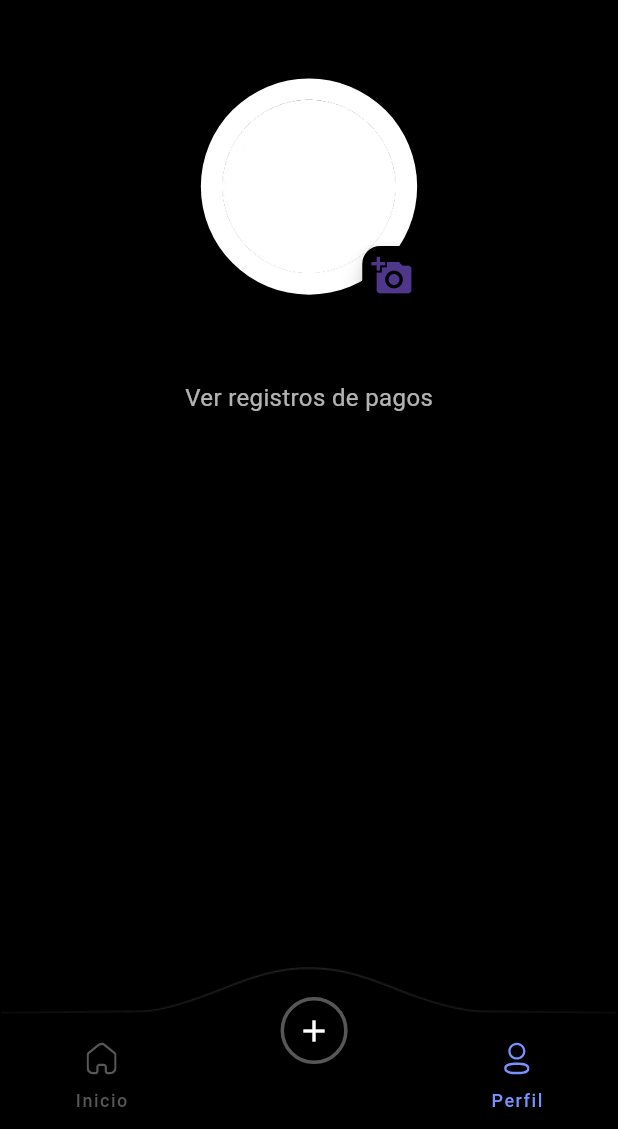
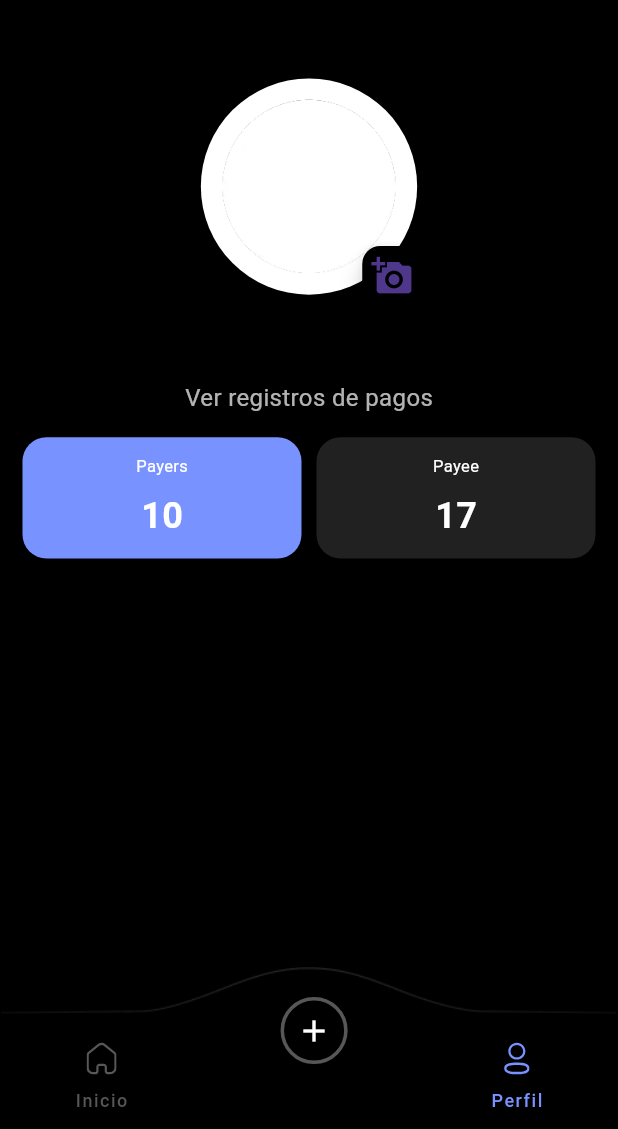
Before and after one commit to carlosguealv/confio, a Flutter app: the ProfileScreen screen opened by its route, on a phone screen of 412 x 824 dp, the part 107-1236 px from its top. Run offline on Flutter 3.47's test engine with Material 3 defaults, Android fonts, the phone set to English and light mode, and no system bars; our stand-ins replace bloc, cloud_firestore, file_picker, firebase_auth, firebase_core, firebase_messaging and 8 more; missing offline and left inert: dart:ffi; accounts and stored records are empty; Roboto replaces fonts that are missing (InterMedium).

Commit message:
add payee and payer buttons

```diff
--- a/app/confio/lib/screens/profile_screen/profile_screen.dart
+++ b/app/confio/lib/screens/profile_screen/profile_screen.dart
@@ -3,8 +3,61 @@ import 'package:google_fonts/google_fonts.dart';
 import 'package:image_picker/image_picker.dart';
 import 'dart:io';
 import 'package:confio/services/authentication_service.dart';
+import '../home_screen/navbar.dart';
+const themeColor = Color(0xff7893FF);
+enum RecordMode { payers, payee } // Place the enum definition here, outside of any class
 
-import '../home_screen/navbar.dart';
+class PaymentRecordButton extends StatelessWidget {
+  final String label;
+  final String count;
+  final Color color; // This will be used for the background color of the button
+  final VoidCallback onTap; // This is the callback that will be called on tap
+
+  const PaymentRecordButton({
+    Key? key,
+    required this.label,
+    required this.count,
+    required this.color, // Color is now required
+    required this.onTap, // onTap callback is now required
+  }) : super(key: key);
+
+  @override
+  Widget build(BuildContext context) {
+    // GestureDetector wraps the entire Container to make it tappable
+    return GestureDetector(
+      onTap: onTap,
+      child: Container(
+        padding: const EdgeInsets.all(10),
+        decoration: BoxDecoration(
+          color: color, // Use the passed color for the background
+          borderRadius: BorderRadius.circular(16),
+        ),
+        child: Column(
+          mainAxisAlignment: MainAxisAlignment.center,
+          children: [
+            Text(
+              label,
+              style: const TextStyle(
+                color: Colors.white,
+                fontSize: 11,
+              ),
+            ),
+            const SizedBox(height: 8),
+            Text(
+              count,
+              style: const TextStyle(
+                color: Colors.white,
+                fontSize: 24,
+                fontWeight: FontWeight.bold,
+              ),
+            ),
+          ],
+        ),
+      ),
+    );
+  }
+}
+
 
 class ProfileScreen extends StatefulWidget {
   const ProfileScreen({super.key});
@@ -14,6 +67,7 @@ class ProfileScreen extends StatefulWidget {
 }
 
 class _ProfileScreenState extends State<ProfileScreen> {
+  RecordMode mode = RecordMode.payers;
   XFile? _image;
 
   Future<void> _pickImage() async {
@@ -133,6 +187,38 @@ class _ProfileScreenState extends State<ProfileScreen> {
                         fontSize: 16,
                       ),
                     ),
+                    // Inside the ProfileScreen's build method, after "Ver registros de pagos"
+                    GridView.count(
+                      shrinkWrap: true,
+                      physics: const NeverScrollableScrollPhysics(),
+                      crossAxisCount: 2,
+                      childAspectRatio: (2.3),
+                      crossAxisSpacing: 10,
+                      mainAxisSpacing: 10,
+                      padding: const EdgeInsets.all(15),
+                      children: <Widget>[
+                        PaymentRecordButton(
+                          label: 'Payers',
+                          count: '10',
+                          color: mode == RecordMode.payers ? themeColor : Colors.grey[900]!,
+                          onTap: () {
+                            setState(() {
+                              mode = RecordMode.payers;
+                            });
+                          },
+                        ),
+                        PaymentRecordButton(
+                          label: 'Payee',
+                          count: '17',
+                          color: mode == RecordMode.payee ? themeColor : Colors.grey[900]!,
+                          onTap: () {
+                            setState(() {
+                              mode = RecordMode.payee;
+                            });
+                          },
+                        ),
+                      ],
+                    ),
                   ],
                 ),
               ),
@@ -143,84 +229,3 @@ class _ProfileScreenState extends State<ProfileScreen> {
     );
   }
 }
-
-
-
-//
-// class ProfileScreen extends StatelessWidget {
-//   const ProfileScreen({super.key});
-//
-//   @override
-//   Widget build(BuildContext context) {
-//     return Scaffold(
-//       backgroundColor: Colors.black,  // keeps the background color as black
-//       body: SafeArea(
-//         child: Stack(
-//           children: [
-//             // Positioned elements in the stack will be displayed on top of each other.
-//             Positioned(
-//               top: 0, // position at the top of the stack
-//               left: 0, // position at the start of the screen (left for LTR layouts)
-//               right: 0, // also position at the end of the screen (right for LTR layout s)
-//               child: Padding(
-//                 padding: const EdgeInsets.all(20.0),
-//                 child: Row(
-//                   mainAxisAlignment: MainAxisAlignment.spaceBetween,
-//                   children: [
-//                     // Logo "Confio"
-//                     Text(
-//                       "Confio",
-//                       style: GoogleFonts.delaGothicOne(
-//                           fontSize: 36, color: Color(0xff7893FF)), // make sure the color is correctly defined
-//                     ),
-//                     // Notification and Settings icons
-//                     Row(
-//                       children: [
-//                         GestureDetector(
-//                           onTap: () {
-//                             // action for notification tap
-//                             print('Notification icon tapped!');
-//                           },
-//                           child: Image.asset(
-//                             "lib/assets/images/notification.png",
-//                             width: 25, // defines the width of the image
-//                             height: 25, // defines the height of the image
-//                             // make sure the asset is correctly loaded
-//                           ),
-//                         ),
-//                         SizedBox(width: 12), // spacing between the icons
-//                         GestureDetector(
-//                           onTap: () {
-//                             // action for settings tap
-//                             print('settings icon tapped!');
-//                           },
-//                           child: Image.asset(
-//                             "lib/assets/images/Setting.png",
-//                             width: 25, // defines the width of the image
-//                             height: 25, // defines the height of the image
-//                             // make sure the asset is correctly loaded
-//                           ),
-//                         ),
-//                       ],
-//                     ),
-//                   ],
-//                 ),
-//               ),
-//             ),
-//             // Other positioned widgets or containers in the stack...
-//             // Make sure they do not overlap completely with the top positioned widget
-//             Positioned.fill(
-//                 child: Align(
-//                     alignment: Alignment.bottomCenter,
-//                     child: NavBar(
-//                       currentIndex: 2, // this was set in your original profile screen code
-//                     )
-//                 )
-//             ),
-//           ],
-//         ),
-//       ),
-//     );
-//   }
-//
-// }
```
